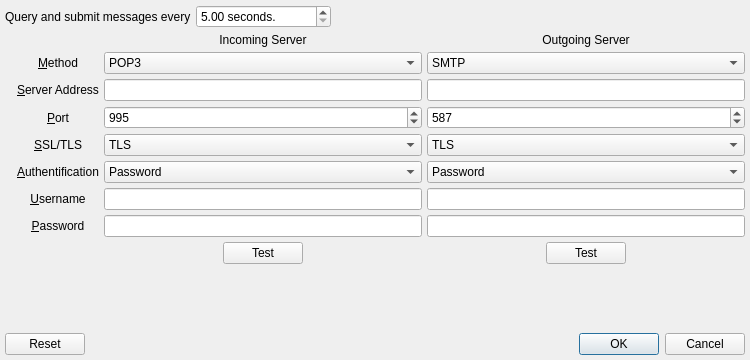
First picture: the form in UI/poptasticsettings.ui, repository xloem/spot-on-svn, before the edit.
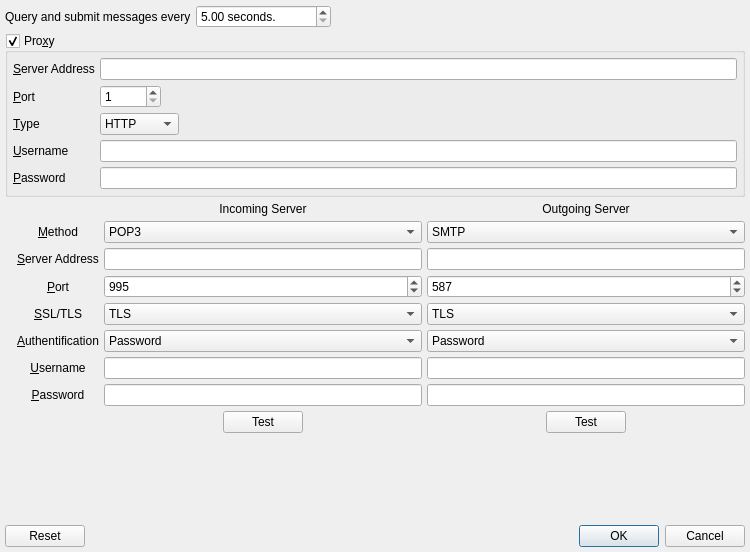
Second picture: the form after the edit. Icons and pictures are not drawn.

```diff
--- a/UI/poptasticsettings.ui
+++ b/UI/poptasticsettings.ui
@@ -7,7 +7,7 @@
     <x>0</x>
     <y>0</y>
     <width>750</width>
-    <height>360</height>
+    <height>552</height>
    </rect>
   </property>
   <property name="windowTitle">
@@ -67,6 +67,154 @@
      </item>
     </layout>
    </item>
+   <item>
+    <widget class="QGroupBox" name="proxy">
+     <property name="title">
+      <string>Pro&amp;xy</string>
+     </property>
+     <property name="checkable">
+      <bool>true</bool>
+     </property>
+     <layout class="QGridLayout" name="gridLayout">
+      <property name="margin">
+       <number>5</number>
+      </property>
+      <property name="spacing">
+       <number>5</number>
+      </property>
+      <item row="3" column="0">
+       <widget class="QLabel" name="label_14">
+        <property name="text">
+         <string>&amp;Username</string>
+        </property>
+        <property name="buddy">
+         <cstring>proxy_username</cstring>
+        </property>
+       </widget>
+      </item>
+      <item row="2" column="1">
+       <layout class="QHBoxLayout" name="horizontalLayout_7">
+        <property name="spacing">
+         <number>5</number>
+        </property>
+        <item>
+         <widget class="QComboBox" name="proxy_type">
+          <property name="sizeAdjustPolicy">
+           <enum>QComboBox::AdjustToContents</enum>
+          </property>
+          <item>
+           <property name="text">
+            <string notr="true">HTTP</string>
+           </property>
+          </item>
+          <item>
+           <property name="text">
+            <string notr="true">SOCKS5</string>
+           </property>
+          </item>
+         </widget>
+        </item>
+        <item>
+         <spacer name="horizontalSpacer_7">
+          <property name="orientation">
+           <enum>Qt::Horizontal</enum>
+          </property>
+          <property name="sizeHint" stdset="0">
+           <size>
+            <width>40</width>
+            <height>20</height>
+           </size>
+          </property>
+         </spacer>
+        </item>
+       </layout>
+      </item>
+      <item row="0" column="1">
+       <widget class="QLineEdit" name="proxy_server_address"/>
+      </item>
+      <item row="3" column="1">
+       <widget class="QLineEdit" name="proxy_username"/>
+      </item>
+      <item row="1" column="1">
+       <layout class="QHBoxLayout" name="horizontalLayout_5">
+        <property name="spacing">
+         <number>5</number>
+        </property>
+        <item>
+         <widget class="QSpinBox" name="proxy_server_port">
+          <property name="minimum">
+           <number>1</number>
+          </property>
+          <property name="maximum">
+           <number>65535</number>
+          </property>
+         </widget>
+        </item>
+        <item>
+         <spacer name="horizontalSpacer_6">
+          <property name="orientation">
+           <enum>Qt::Horizontal</enum>
+          </property>
+          <property name="sizeHint" stdset="0">
+           <size>
+            <width>40</width>
+            <height>20</height>
+           </size>
+          </property>
+         </spacer>
+        </item>
+       </layout>
+      </item>
+      <item row="1" column="0">
+       <widget class="QLabel" name="label_12">
+        <property name="text">
+         <string>&amp;Port</string>
+        </property>
+        <property name="buddy">
+         <cstring>proxy_server_port</cstring>
+        </property>
+       </widget>
+      </item>
+      <item row="2" column="0">
+       <widget class="QLabel" name="label_13">
+        <property name="text">
+         <string>&amp;Type</string>
+        </property>
+        <property name="buddy">
+         <cstring>proxy_type</cstring>
+        </property>
+       </widget>
+      </item>
+      <item row="0" column="0">
+       <widget class="QLabel" name="label_11">
+        <property name="text">
+         <string>&amp;Server Address</string>
+        </property>
+        <property name="buddy">
+         <cstring>proxy_server_address</cstring>
+        </property>
+       </widget>
+      </item>
+      <item row="4" column="0">
+       <widget class="QLabel" name="label_15">
+        <property name="text">
+         <string>&amp;Password</string>
+        </property>
+        <property name="buddy">
+         <cstring>proxy_password</cstring>
+        </property>
+       </widget>
+      </item>
+      <item row="4" column="1">
+       <widget class="QLineEdit" name="proxy_password">
+        <property name="echoMode">
+         <enum>QLineEdit::Password</enum>
+        </property>
+       </widget>
+      </item>
+     </layout>
+    </widget>
+   </item>
    <item>
     <layout class="QHBoxLayout" name="horizontalLayout_4">
      <property name="spacing">
```
Left out of the diff: 26 changed lines with no effect on the pictures.
